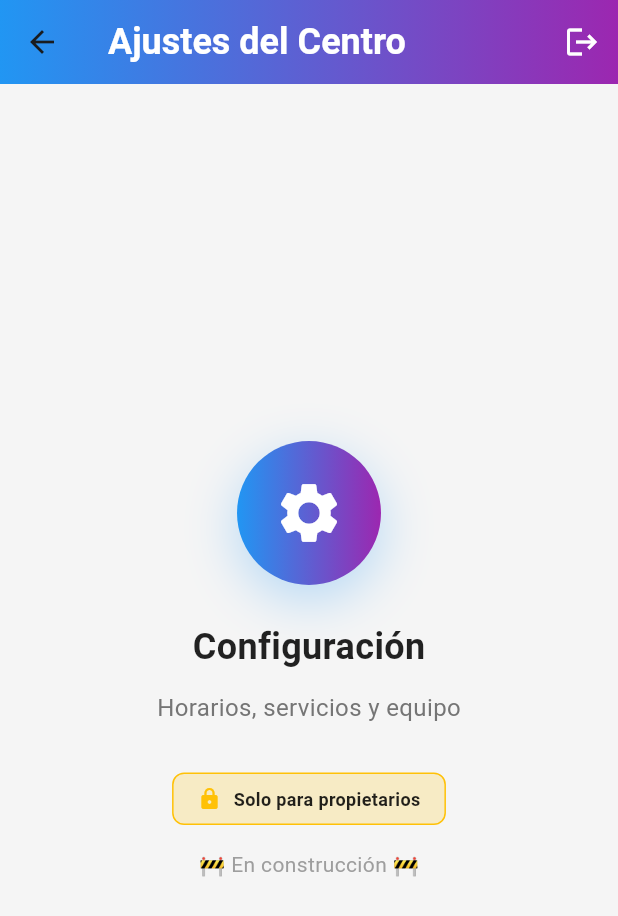
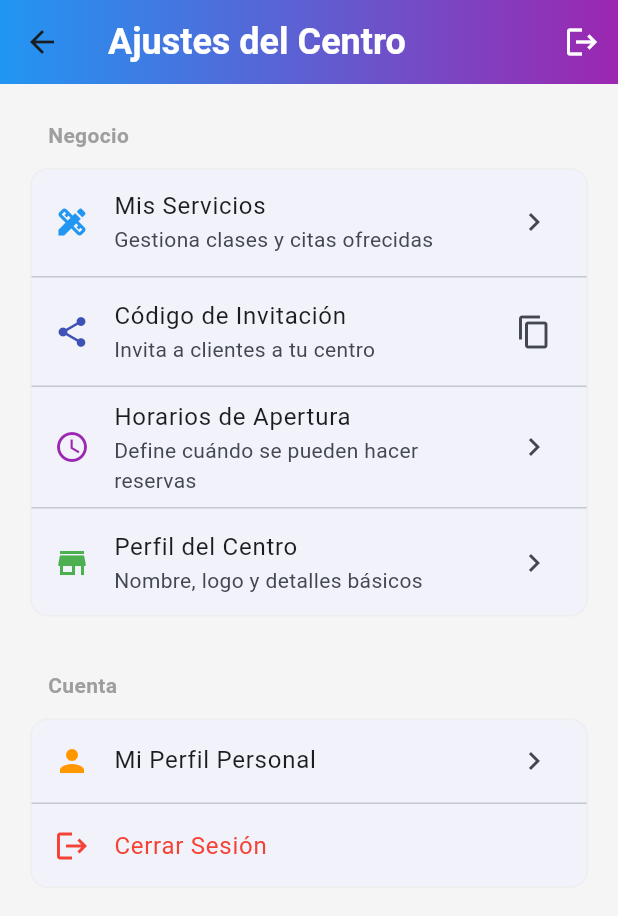
Before and after one commit to MarcFerrerMargarit/flux, a Flutter app: the SettingsScreen screen opened directly with empty values, on a phone screen of 412 x 824 dp. Shown: the top 916 px of the screen. Run offline on Flutter 3.47's test engine with Material 3 defaults, Android fonts, the phone set to English and light mode, and no system bars; our stand-ins replace flutter_dotenv, flutter_riverpod, go_router, supabase_flutter; accounts and stored records are empty.

Commit message:
feat: Implement service management with dedicated screens, data model, repository, and database schema updates.

```diff
--- a/apps/flux_app/lib/core/repositories/service_repository.dart
+++ b/apps/flux_app/lib/core/repositories/service_repository.dart
@@ -4,6 +4,12 @@ import '../models/service.dart';
 
 final serviceRepositoryProvider = Provider<ServiceRepository>((ref) {
   return ServiceRepository(Supabase.instance.client);
+});
+
+final servicesByOrganizationProvider =
+    FutureProvider.family<List<Service>, String>((ref, organizationId) async {
+  final repository = ref.watch(serviceRepositoryProvider);
+  return repository.getServicesByOrganization(organizationId);
 });
 
 class ServiceRepository {
--- a/apps/flux_app/lib/features/pro/ui/settings/settings_screen.dart
+++ b/apps/flux_app/lib/features/pro/ui/settings/settings_screen.dart
@@ -1,7 +1,9 @@
 import 'package:flutter/material.dart';
 import 'package:flutter_riverpod/flutter_riverpod.dart';
 import '../../../../core/models/profile.dart';
+import '../../../../core/repositories/organization_repository.dart';
 import '../../../auth/data/auth_provider.dart';
+import '../services/services_screen.dart';
 
 class SettingsScreen extends ConsumerWidget {
   final Profile profile;
@@ -41,79 +43,180 @@ class SettingsScreen extends ConsumerWidget {
           ),
         ),
       ),
-      body: Center(
-        child: Column(
-          mainAxisAlignment: MainAxisAlignment.center,
+      body: ListView(
+        padding: const EdgeInsets.all(16),
         children: [
-            Container(
-              padding: const EdgeInsets.all(24),
-              decoration: BoxDecoration(
-                shape: BoxShape.circle,
-                gradient: const LinearGradient(
-                  colors: [Color(0xFF2196F3), Color(0xFF9C27B0)],
-                ),
-                boxShadow: [
-                  BoxShadow(
-                    color: const Color(0xFF2196F3).withValues(alpha: 0.3),
-                    blurRadius: 30,
-                    offset: const Offset(0, 10),
-                  ),
-                ],
-              ),
-              child: const Icon(Icons.settings, size: 48, color: Colors.white),
-            ),
-            const SizedBox(height: 24),
-            Text(
-              'Configuración',
+          // Section: Negocio
+          const Padding(
+            padding: EdgeInsets.symmetric(horizontal: 16, vertical: 8),
+            child: Text(
+              'Negocio',
               style: TextStyle(
-                fontSize: 24,
+                fontSize: 14,
                 fontWeight: FontWeight.bold,
-                color: isDark ? Colors.white : Colors.black87,
+                color: Colors.grey,
               ),
             ),
-            const SizedBox(height: 12),
-            Text(
-              'Horarios, servicios y equipo',
-              style: TextStyle(
-                fontSize: 16,
-                color: isDark ? Colors.white70 : Colors.grey[600],
           ),
+          Card(
+            elevation: 0,
+            shape: RoundedRectangleBorder(
+              borderRadius: BorderRadius.circular(12),
+              side: BorderSide(
+                  color: isDark ? Colors.white10 : Colors.grey.shade200),
             ),
-            const SizedBox(height: 32),
-            Container(
-              padding: const EdgeInsets.symmetric(horizontal: 16, vertical: 8),
-              decoration: BoxDecoration(
-                color: Colors.amber.withValues(alpha: 0.2),
-                borderRadius: BorderRadius.circular(8),
-                border: Border.all(color: Colors.amber),
+            child: Column(
+              children: [
+                ListTile(
+                  leading: const Icon(Icons.design_services, color: Colors.blue),
+                  title: const Text('Mis Servicios'),
+                  subtitle: const Text('Gestiona clases y citas ofrecidas'),
+                  trailing: const Icon(Icons.chevron_right),
+                  onTap: () {
+                    Navigator.push(
+                      context,
+                      MaterialPageRoute(
+                        builder: (context) => ServicesScreen(profile: profile),
                       ),
-              child: Row(
+                    );
+                  },
+                ),
+                const Divider(height: 1),
+                Consumer(
+                  builder: (context, ref, child) {
+                    if (profile.organizationId == null) return const SizedBox();
+
+                    final orgAsync = ref.watch(userOrganizationsProvider(profile.id));
+
+                    return orgAsync.when(
+                      data: (orgs) {
+                        return ListTile(
+                          leading: const Icon(Icons.share, color: Colors.indigo),
+                          title: const Text('Código de Invitación'),
+                          subtitle: const Text('Invita a clientes a tu centro'),
+                          trailing: const Icon(Icons.copy),
+                          onTap: () async {
+                            try {
+                              final org = await ref.read(organizationRepositoryProvider).getOrganizationById(profile.organizationId!);
+                              if (org != null && org.inviteCode != null && context.mounted) {
+                                showDialog(
+                                  context: context,
+                                  builder: (context) => AlertDialog(
+                                    title: const Text('Código de Invitación', textAlign: TextAlign.center),
+                                    content: Column(
                                       mainAxisSize: MainAxisSize.min,
                                       children: [
-                  const Icon(Icons.lock, color: Colors.amber, size: 16),
-                  const SizedBox(width: 8),
-                  Text(
-                    'Solo para propietarios',
-                    style: TextStyle(
-                      fontSize: 12,
-                      color: isDark ? Colors.white : Colors.black87,
-                      fontWeight: FontWeight.w600,
+                                        const Text('Comparte este código con tus clientes para que se unan a tu centro.', textAlign: TextAlign.center),
+                                        const SizedBox(height: 16),
+                                        Container(
+                                          padding: const EdgeInsets.all(16),
+                                          decoration: BoxDecoration(
+                                            color: Colors.grey.shade200,
+                                            borderRadius: BorderRadius.circular(8),
+                                          ),
+                                          child: Text(
+                                            org.inviteCode!,
+                                            style: const TextStyle(fontSize: 24, fontWeight: FontWeight.bold, letterSpacing: 2),
                                           ),
                                         ),
                                       ],
                                     ),
+                                    actions: [
+                                      TextButton(
+                                        onPressed: () => Navigator.pop(context),
+                                        child: const Text('Cerrar'),
                                       ),
-            const SizedBox(height: 16),
-            Text(
-              '🚧 En construcción 🚧',
+                                    ],
+                                  ),
+                                );
+                              }
+                            } catch (e) {
+                              if (context.mounted) {
+                                ScaffoldMessenger.of(context).showSnackBar(
+                                  SnackBar(content: Text('Error: $e')),
+                                );
+                              }
+                            }
+                          },
+                        );
+                      },
+                      loading: () => const ListTile(title: Text('Cargando...')),
+                      error: (_, __) => const SizedBox(),
+                    );
+                  },
+                ),
+                const Divider(height: 1),
+                ListTile(
+                  leading: const Icon(Icons.schedule, color: Colors.purple),
+                  title: const Text('Horarios de Apertura'),
+                  subtitle: const Text('Define cuándo se pueden hacer reservas'),
+                  trailing: const Icon(Icons.chevron_right),
+                  onTap: () {
+                    // TODO: Navigate to StaffScheduleScreen
+                    ScaffoldMessenger.of(context).showSnackBar(
+                      const SnackBar(content: Text('Próximamente...')),
+                    );
+                  },
+                ),
+                const Divider(height: 1),
+                ListTile(
+                  leading: const Icon(Icons.store, color: Colors.green),
+                  title: const Text('Perfil del Centro'),
+                  subtitle: const Text('Nombre, logo y detalles básicos'),
+                  trailing: const Icon(Icons.chevron_right),
+                  onTap: () {
+                    // TODO: Navigate to Edit Organization Profile
+                    ScaffoldMessenger.of(context).showSnackBar(
+                      const SnackBar(content: Text('Próximamente...')),
+                    );
+                  },
+                ),
+              ],
+            ),
+          ),
+
+          const SizedBox(height: 24),
+
+          // Section: Cuenta
+          const Padding(
+            padding: EdgeInsets.symmetric(horizontal: 16, vertical: 8),
+            child: Text(
+              'Cuenta',
               style: TextStyle(
                 fontSize: 14,
-                color: isDark ? Colors.white60 : Colors.grey[500],
+                fontWeight: FontWeight.bold,
+                color: Colors.grey,
+              ),
+            ),
+          ),
+          Card(
+            elevation: 0,
+            shape: RoundedRectangleBorder(
+              borderRadius: BorderRadius.circular(12),
+              side: BorderSide(
+                  color: isDark ? Colors.white10 : Colors.grey.shade200),
+            ),
+            child: Column(
+              children: [
+                ListTile(
+                  leading: const Icon(Icons.person, color: Colors.orange),
+                  title: const Text('Mi Perfil Personal'),
+                  trailing: const Icon(Icons.chevron_right),
+                  onTap: () {
+                    // TODO: Navigate to Edit Personal Profile
+                  },
+                ),
+                const Divider(height: 1),
+                ListTile(
+                  leading: const Icon(Icons.logout, color: Colors.red),
+                  title: const Text('Cerrar Sesión', style: TextStyle(color: Colors.red)),
+                  onTap: () => ref.read(authControllerProvider.notifier).logout(),
+                ),
+              ],
             ),
           ),
         ],
       ),
-      ),
     );
   }
 }
```
Also changed, not shown: apps/flux_app/lib/core/models/service.dart (+40 -2 lines), apps/flux_app/lib/features/pro/ui/services/create_service_screen.dart (added, +235 -0 lines), apps/flux_app/lib/features/pro/ui/services/services_screen.dart (added, +133 -0 lines), 1 other file. Lines whose indentation alone changed are shown as unchanged.
